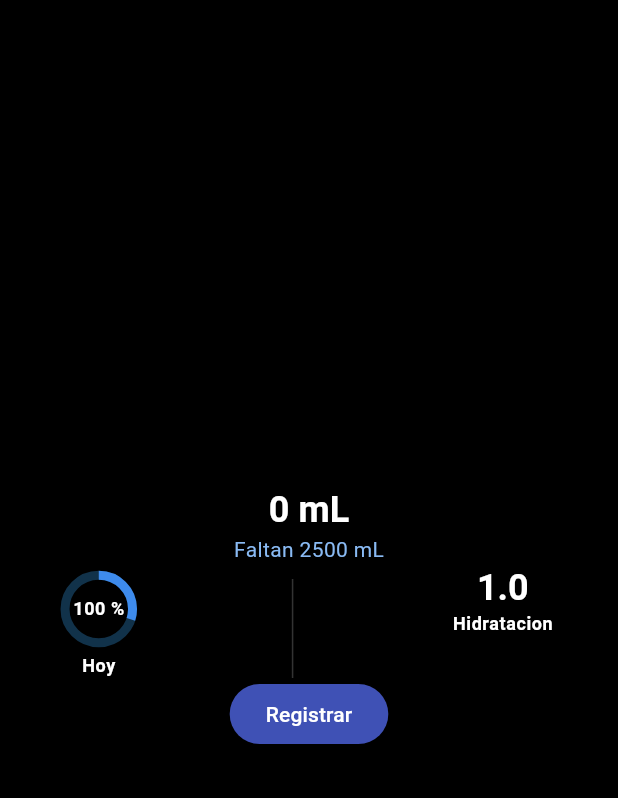
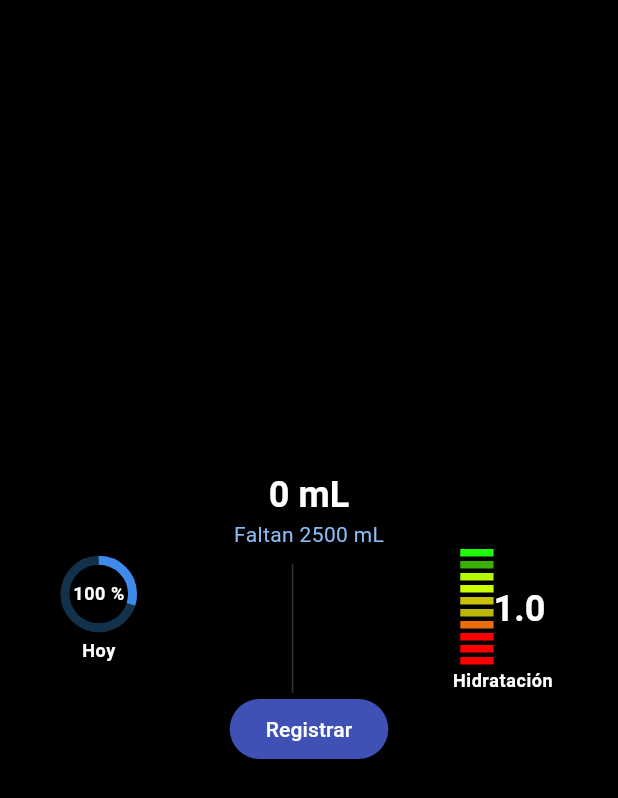
Before and after one commit to ArmandoRomero33/Proyecto_flutter, a Flutter app: the screen it shows after launch, on a phone screen of 412 x 824 dp. Shown: the top 798 px of the screen. Run offline on Flutter 3.47's test engine with Material 2 defaults, Android fonts, the phone set to English and light mode, and no system bars.

Commit message:
nuevos cambios

```diff
--- a/lib/assets/interval_progress_bar.dart
+++ b/lib/assets/interval_progress_bar.dart
@@ -10,6 +10,62 @@ class IntervalProgressBar extends StatefulWidget {
 class _IntervalProgressBarState extends State<IntervalProgressBar> {
   @override
   Widget build(BuildContext context) {
-    return const Placeholder();
+    return Row(
+      children: [
+        _bar(),
+        _label(),
+      ],
+    );
+  }
+
+  Widget _bar() {
+    return Column(
+      children: [
+        _interval(customColor: Color.fromARGB(255, 29, 253, 9)),
+        _separator(),
+        _interval(customColor: Color.fromARGB(255, 59, 176, 5)),
+        _separator(),
+        _interval(customColor: Color.fromARGB(255, 182, 247, 2)),
+        _separator(),
+        _interval(customColor: Color.fromARGB(255, 204, 255, 0)),
+        _separator(),
+        _interval(customColor: Color.fromARGB(255, 200, 193, 6)),
+        _separator(),
+        _interval(customColor: Color.fromARGB(255, 188, 182, 5)),
+        _separator(),
+        _interval(customColor: Color.fromARGB(255, 235, 109, 12)),
+        _separator(),
+        _interval(customColor: Color.fromARGB(255, 255, 0, 0)),
+        _separator(),
+        _interval(customColor: Color.fromARGB(255, 255, 0, 0)),
+        _separator(),
+        _interval(customColor: Color.fromARGB(255, 255, 0, 0)),
+        _separator(),
+      ],
+    );
+  }
+
+  Widget _separator() {
+    return const SizedBox(
+      height: 3,
+    );
+  }
+
+  Widget _interval({required Color customColor}) {
+    return SizedBox(
+      width: 22.2,
+      height: 5.0,
+      child: DecoratedBox(
+          decoration: BoxDecoration(
+        color: customColor,
+      )),
+    );
+  }
+
+  Widget _label() {
+    return Text(
+      '1.0',
+      style: Theme.of(context).textTheme.headlineSmall,
+    );
   }
 }
--- a/lib/screens/start_screen.dart
+++ b/lib/screens/start_screen.dart
@@ -1,4 +1,5 @@
 import 'package:flutter/material.dart';
+import 'package:project1/assets/interval_progress_bar.dart';
 
 class StartScreen extends StatefulWidget {
   const StartScreen({super.key});
@@ -102,20 +103,21 @@ class _StartScreenState extends State<StartScreen> {
 
   Widget _hydration() {
     return Column(children: [
-      _intervalBar(),
+      const IntervalProgressBar(),
+      //_intervalBar(),
       Text(
-        'Hidratacion',
+        'Hidratación',
         style: Theme.of(context).textTheme.bodySmall,
       )
     ]);
   }
 
-  Widget _intervalBar() {
-    return Text(
-      '1.0',
-      style: Theme.of(context).textTheme.headlineSmall,
-    );
-  }
+  //Widget _intervalBar() {
+  //return Text(
+  //'1.0',
+  //style: Theme.of(context).textTheme.headlineSmall,
+  //);
+  //}
 
   Widget _buttonReg() {
     return Center(
```
